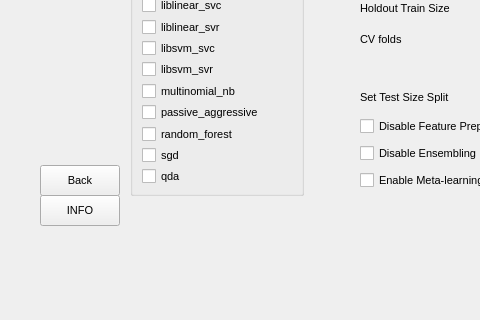
Old version of the form guiv1.ui in the repository ggrkp/projectv1; both pictures show x 0 to 480 and y 355 to 675 of the 868 by 675 pixel window.
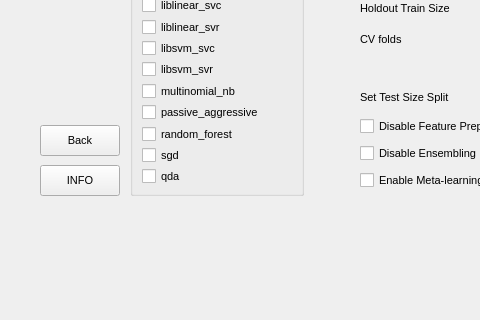
New version of the form. The open tabs and pages were chosen to show the change.

```diff
--- a/guiv1.ui
+++ b/guiv1.ui
@@ -841,7 +841,7 @@
       <property name="geometry">
        <rect>
         <x>0</x>
-        <y>500</y>
+        <y>460</y>
         <width>80</width>
         <height>31</height>
        </rect>
@@ -857,7 +857,7 @@
       <property name="geometry">
        <rect>
         <x>0</x>
-        <y>530</y>
+        <y>500</y>
         <width>80</width>
         <height>31</height>
        </rect>
@@ -869,7 +869,7 @@
        <string>INFO</string>
       </property>
      </widget>
-     <widget class="QWidget" name="">
+     <widget class="QWidget" name="layoutWidget">
       <property name="geometry">
        <rect>
         <x>320</x>
@@ -953,7 +953,7 @@
        <string>Resampling Arguments</string>
       </property>
      </widget>
-     <widget class="QWidget" name="">
+     <widget class="QWidget" name="layoutWidget">
       <property name="geometry">
        <rect>
         <x>320</x>
@@ -986,7 +986,7 @@
        </item>
       </layout>
      </widget>
-     <widget class="QWidget" name="">
+     <widget class="QWidget" name="layoutWidget">
       <property name="geometry">
        <rect>
         <x>320</x>
@@ -1039,7 +1039,7 @@
        </item>
       </layout>
      </widget>
-     <widget class="QWidget" name="">
+     <widget class="QWidget" name="layoutWidget">
       <property name="geometry">
        <rect>
         <x>320</x>
@@ -1074,7 +1074,7 @@
        </item>
       </layout>
      </widget>
-     <widget class="QWidget" name="">
+     <widget class="QWidget" name="layoutWidget">
       <property name="geometry">
        <rect>
         <x>320</x>
@@ -1100,7 +1100,7 @@
        </item>
       </layout>
      </widget>
-     <widget class="QWidget" name="">
+     <widget class="QWidget" name="layoutWidget">
       <property name="geometry">
        <rect>
         <x>320</x>
@@ -1126,7 +1126,7 @@
        </item>
       </layout>
      </widget>
-     <widget class="QWidget" name="">
+     <widget class="QWidget" name="layoutWidget">
       <property name="geometry">
        <rect>
         <x>620</x>
```
Left out of the diff: 133 changed lines with no effect on the pictures.
